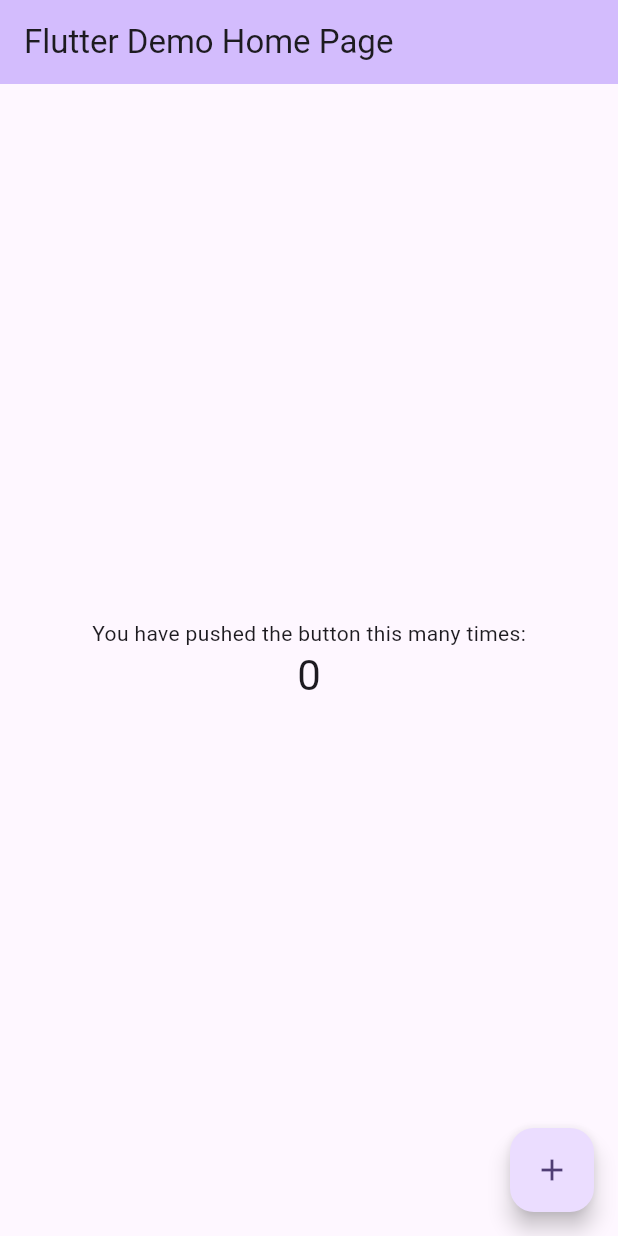
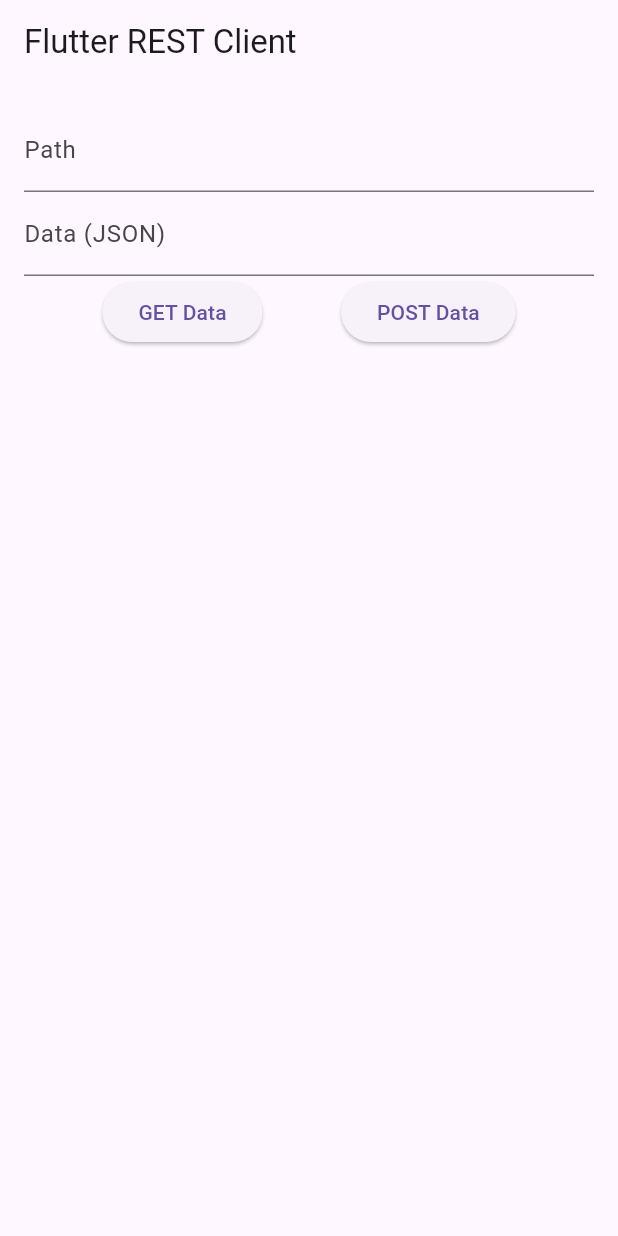
Before and after one commit to uvucs3660/examples, a Flutter app: the screen it shows after launch, on a phone screen of 412 x 824 dp. Run offline on Flutter 3.47's test engine with Material 3 defaults, Android fonts, the phone set to English and light mode, and no system bars; our stand-ins replace shelf; missing offline and left inert: postgres, shelf_cors_headers, shelf_router.

Commit message:
Minor Tweaks

```diff
--- a/client_dart/lib/main.dart
+++ b/client_dart/lib/main.dart
@@ -1,125 +1,106 @@
 import 'package:flutter/material.dart';
+import 'dart:convert';
+import 'package:http/http.dart' as http;
 
 void main() {
-  runApp(const MyApp());
+  runApp(MyApp());
 }
 
 class MyApp extends StatelessWidget {
-  const MyApp({super.key});
-
-  // This widget is the root of your application.
   @override
   Widget build(BuildContext context) {
     return MaterialApp(
-      title: 'Flutter Demo',
+      title: 'Flutter REST Client',
       theme: ThemeData(
-        // This is the theme of your application.
-        //
-        // TRY THIS: Try running your application with "flutter run". You'll see
-        // the application has a purple toolbar. Then, without quitting the app,
-        // try changing the seedColor in the colorScheme below to Colors.green
-        // and then invoke "hot reload" (save your changes or press the "hot
-        // reload" button in a Flutter-supported IDE, or press "r" if you used
-        // the command line to start the app).
-        //
-        // Notice that the counter didn't reset back to zero; the application
-        // state is not lost during the reload. To reset the state, use hot
-        // restart instead.
-        //
-        // This works for code too, not just values: Most code changes can be
-        // tested with just a hot reload.
-        colorScheme: ColorScheme.fromSeed(seedColor: Colors.deepPurple),
-        useMaterial3: true,
+        primarySwatch: Colors.blue,
       ),
-      home: const MyHomePage(title: 'Flutter Demo Home Page'),
+      home: MyHomePage(),
     );
   }
 }
 
 class MyHomePage extends StatefulWidget {
-  const MyHomePage({super.key, required this.title});
-
-  // This widget is the home page of your application. It is stateful, meaning
-  // that it has a State object (defined below) that contains fields that affect
-  // how it looks.
-
-  // This class is the configuration for the state. It holds the values (in this
-  // case the title) provided by the parent (in this case the App widget) and
-  // used by the build method of the State. Fields in a Widget subclass are
-  // always marked "final".
-
-  final String title;
-
   @override
-  State<MyHomePage> createState() => _MyHomePageState();
+  _MyHomePageState createState() => _MyHomePageState();
 }
 
 class _MyHomePageState extends State<MyHomePage> {
-  int _counter = 0;
+  final TextEditingController _pathController = TextEditingController();
+  final TextEditingController _dataController = TextEditingController();
+  String _response = '';
 
-  void _incrementCounter() {
-    setState(() {
-      // This call to setState tells the Flutter framework that something has
-      // changed in this State, which causes it to rerun the build method below
-      // so that the display can reflect the updated values. If we changed
-      // _counter without calling setState(), then the build method would not be
-      // called again, and so nothing would appear to happen.
-      _counter++;
-    });
+  Future<void> _getData(String path) async {
+    final response =
+        await http.get(Uri.parse('http://localhost:8080/data/$path'));
+    if (response.statusCode == 200) {
+      setState(() {
+        _response = response.body;
+      });
+    } else {
+      setState(() {
+        _response = 'Error: ${response.reasonPhrase}';
+      });
+    }
+  }
+
+  Future<void> _postData(String path, String data) async {
+    final response = await http.post(
+      Uri.parse('http://localhost:8080/data'),
+      headers: {'Content-Type': 'application/json'},
+      body: jsonEncode({'path': path, 'data': jsonDecode(data)}),
+    );
+
+    if (response.statusCode == 201) {
+      setState(() {
+        _response = 'Record created';
+      });
+    } else {
+      setState(() {
+        _response = 'Error: ${response.reasonPhrase}';
+      });
+    }
   }
 
   @override
   Widget build(BuildContext context) {
-    // This method is rerun every time setState is called, for instance as done
-    // by the _incrementCounter method above.
-    //
-    // The Flutter framework has been optimized to make rerunning build methods
-    // fast, so that you can just rebuild anything that needs updating rather
-    // than having to individually change instances of widgets.
     return Scaffold(
       appBar: AppBar(
-        // TRY THIS: Try changing the color here to a specific color (to
-        // Colors.amber, perhaps?) and trigger a hot reload to see the AppBar
-        // change color while the other colors stay the same.
-        backgroundColor: Theme.of(context).colorScheme.inversePrimary,
-        // Here we take the value from the MyHomePage object that was created by
-        // the App.build method, and use it to set our appbar title.
-        title: Text(widget.title),
+        title: Text('Flutter REST Client'),
       ),
-      body: Center(
-        // Center is a layout widget. It takes a single child and positions it
-        // in the middle of the parent.
+      body: Padding(
+        padding: EdgeInsets.all(16.0),
         child: Column(
-          // Column is also a layout widget. It takes a list of children and
-          // arranges them vertically. By default, it sizes itself to fit its
-          // children horizontally, and tries to be as tall as its parent.
-          //
-          // Column has various properties to control how it sizes itself and
-          // how it positions its children. Here we use mainAxisAlignment to
-          // center the children vertically; the main axis here is the vertical
-          // axis because Columns are vertical (the cross axis would be
-          // horizontal).
-          //
-          // TRY THIS: Invoke "debug painting" (choose the "Toggle Debug Paint"
-          // action in the IDE, or press "p" in the console), to see the
-          // wireframe for each widget.
-          mainAxisAlignment: MainAxisAlignment.center,
-          children: <Widget>[
-            const Text(
-              'You have pushed the button this many times:',
+          children: [
+            TextField(
+              controller: _pathController,
+              decoration: InputDecoration(labelText: 'Path'),
             ),
+            TextField(
+              controller: _dataController,
+              decoration: InputDecoration(labelText: 'Data (JSON)'),
+            ),
+            Row(
+              mainAxisAlignment: MainAxisAlignment.spaceEvenly,
+              children: [
+                ElevatedButton(
+                  onPressed: () => _getData(_pathController.text),
+                  child: Text('GET Data'),
+                ),
+                ElevatedButton(
+                  onPressed: () =>
+                      _postData(_pathController.text, _dataController.text),
+                  child: Text('POST Data'),
+                ),
+              ],
+            ),
+            SizedBox(height: 20),
             Text(
-              '$_counter',
-              style: Theme.of(context).textTheme.headlineMedium,
+              _response,
+              style: TextStyle(fontSize: 16),
             ),
           ],
         ),
       ),
-      floatingActionButton: FloatingActionButton(
-        onPressed: _incrementCounter,
-        tooltip: 'Increment',
-        child: const Icon(Icons.add),
-      ), // This trailing comma makes auto-formatting nicer for build methods.
     );
   }
 }
--- a/client_dart/pubspec.yaml
+++ b/client_dart/pubspec.yaml
@@ -35,6 +35,7 @@
   # The following adds the Cupertino Icons font to your application.
   # Use with the CupertinoIcons class for iOS style icons.
   cupertino_icons: ^1.0.6
+  http: ^1.2.1
 
 dev_dependencies:
   flutter_test:
```
Also changed, not shown: server_dart/lib/shelf_serv.dart (+15 -14 lines), client_dart/pubspec.lock.
